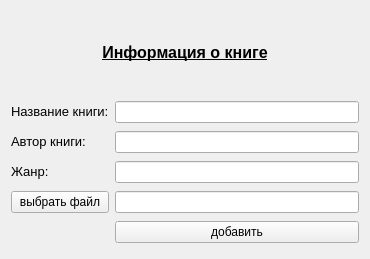
Qt form Design/Append_readlist.ui (Notkefir/CommonReadder) before a commit.
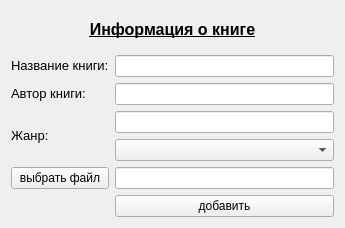
The same form after that commit.

```diff
--- a/Design/Append_readlist.ui
+++ b/Design/Append_readlist.ui
@@ -6,8 +6,8 @@
    <rect>
     <x>0</x>
     <y>0</y>
-    <width>370</width>
-    <height>259</height>
+    <width>345</width>
+    <height>228</height>
    </rect>
   </property>
   <property name="windowTitle">
@@ -16,12 +16,6 @@
   <layout class="QGridLayout" name="gridLayout">
    <item row="0" column="0" colspan="2">
     <widget class="QLabel" name="label">
-     <property name="maximumSize">
-      <size>
-       <width>500</width>
-       <height>80</height>
-      </size>
-     </property>
      <property name="whatsThis">
       <string>&lt;html&gt;&lt;head/&gt;&lt;body&gt;&lt;p align=&quot;justify&quot;&gt;&lt;br/&gt;&lt;/p&gt;&lt;/body&gt;&lt;/html&gt;</string>
      </property>
@@ -58,7 +52,14 @@
     </widget>
    </item>
    <item row="3" column="1">
-    <widget class="QLineEdit" name="genreedit"/>
+    <layout class="QVBoxLayout" name="verticalLayout">
+     <item>
+      <widget class="QLineEdit" name="genreedit"/>
+     </item>
+     <item>
+      <widget class="QComboBox" name="comboBox"/>
+     </item>
+    </layout>
    </item>
    <item row="4" column="0">
     <widget class="QPushButton" name="selectfile">
```
